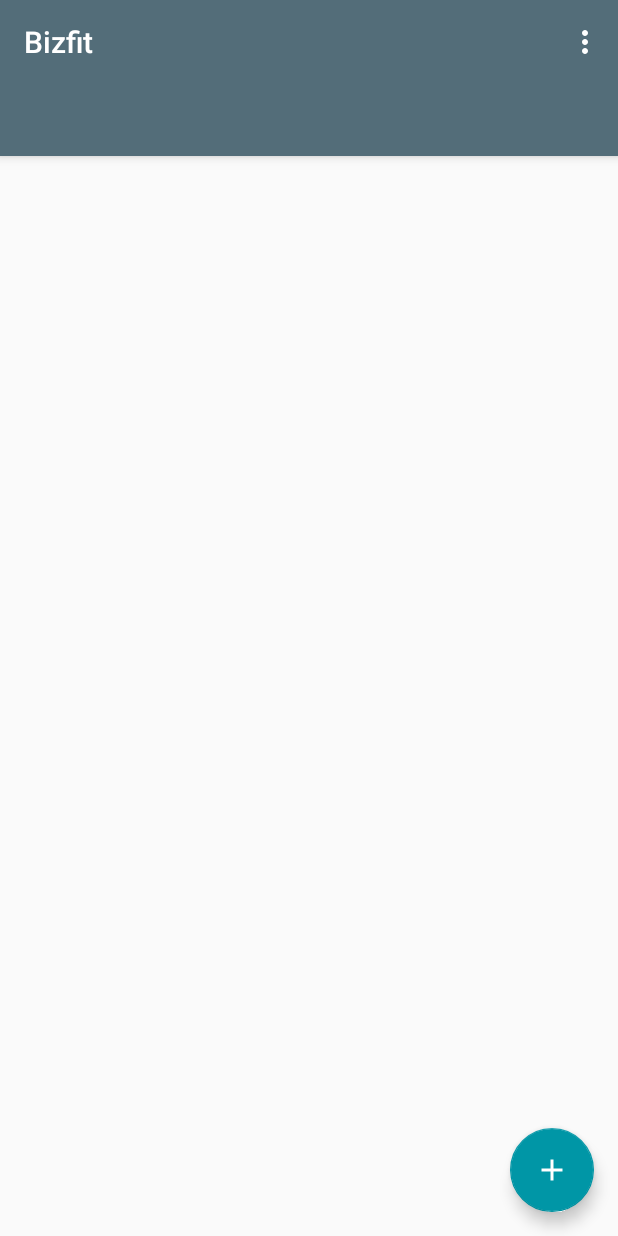
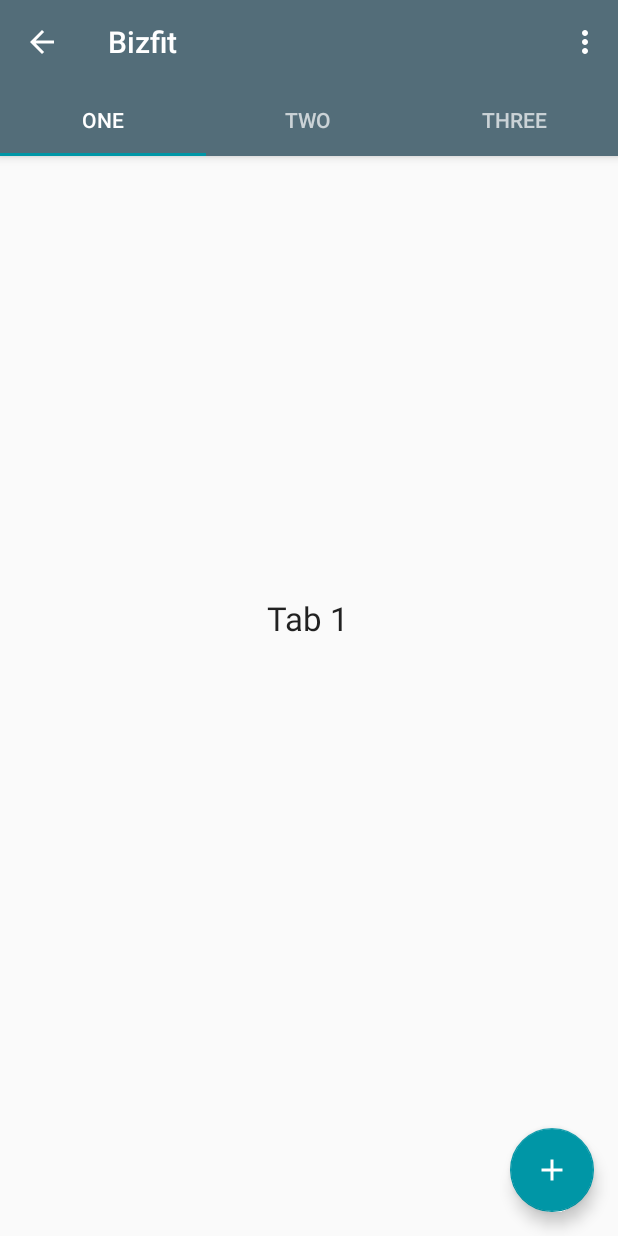
Before and after one commit to nyyppa/BizFit, an Android app: the screen it shows after launch (MainActivity), on a phone screen of 412 x 824 dp. Run offline under Robolectric (Android 15) with nearby library versions, the phone set to English and light mode, and no system bars.

Commit message:
- Tabs are now working.

```diff
--- a/app/src/main/java/com/bizfit/bizfit/activities/MainActivity.java
+++ b/app/src/main/java/com/bizfit/bizfit/activities/MainActivity.java
@@ -103,9 +103,6 @@
         lastOpen = System.currentTimeMillis();
         activity = this;
         currentUser = User.getLastUser();
-        setContentView(R.layout.activity_main);
-        Toolbar toolbar = (Toolbar) findViewById(R.id.toolbar);
-        setSupportActionBar(toolbar);
         layout = (LinearLayout) findViewById(R.id.goal_container);
         createTrackableViews();
         FloatingActionButton fab = (FloatingActionButton) findViewById(R.id.fab);
```
